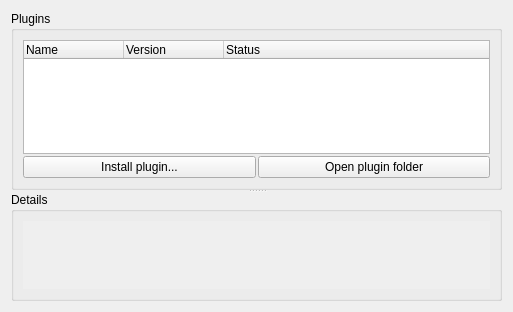
Above: ui/options_plugins.ui from metabrainz/picard before the change. Below: the same form after it.
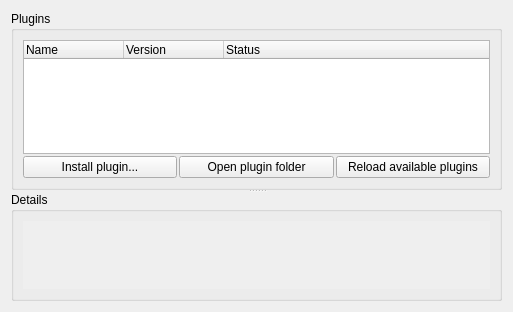
That is the form after the change.

Commit message: Add a button to reload available plugins list

```diff
--- a/ui/options_plugins.ui
+++ b/ui/options_plugins.ui
@@ -89,6 +89,19 @@
            </property>
           </widget>
          </item>
+         <item>
+          <widget class="QPushButton" name="reload_available_plugins">
+           <property name="sizePolicy">
+            <sizepolicy hsizetype="Expanding" vsizetype="Fixed">
+             <horstretch>0</horstretch>
+             <verstretch>0</verstretch>
+            </sizepolicy>
+           </property>
+           <property name="text">
+            <string>Reload available plugins</string>
+           </property>
+          </widget>
+         </item>
         </layout>
        </item>
       </layout>
```
Left out of the diff: 2 changed lines with no effect on the pictures. The commit also changes 3 other files.
